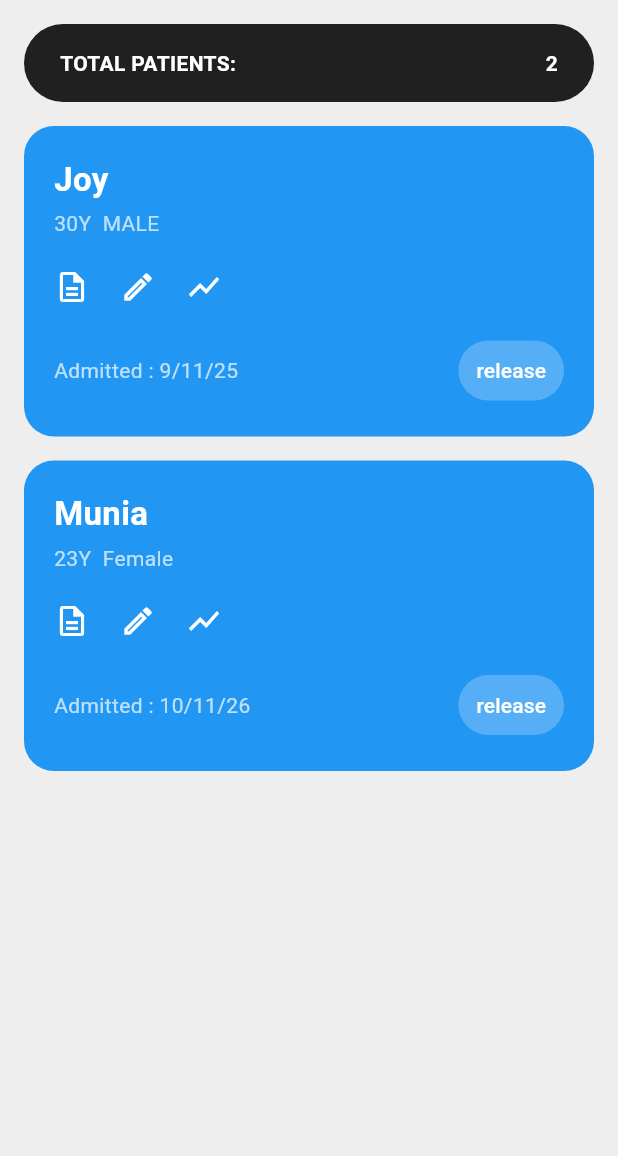
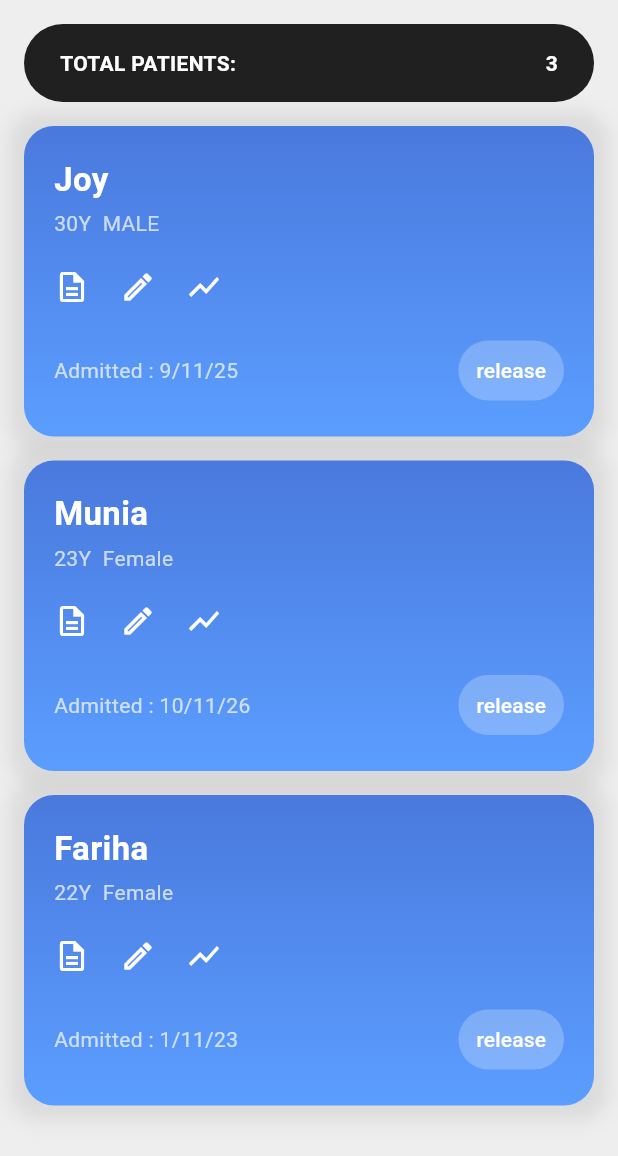
Before and after one commit to RaiyanKhan1/HospiTech, a Flutter app: the PatientListScreen screen opened directly, on a phone screen of 412 x 824 dp. Shown: the top 1156 px of the screen. Run offline on Flutter 3.47's test engine with Material 3 defaults, Android fonts, the light colour scheme and no system bars.

Commit message:
PatientList and PatientCard

```diff
--- a/lib/Patient_Details/PatientCard.dart
+++ b/lib/Patient_Details/PatientCard.dart
@@ -22,8 +22,23 @@ class PatientCard extends StatelessWidget {
       margin: const EdgeInsets.only(bottom: 16),
       padding: const EdgeInsets.all(20),
       decoration: BoxDecoration(
-        color: Colors.blue,
+        gradient: LinearGradient(
+          begin: Alignment.bottomCenter,
+          end: Alignment.topCenter,
+          colors: [
+
+            Color(0xFF5B9EFF),
+            Color(0xFF4A79DD),
+          ],
+        ),
         borderRadius: BorderRadius.circular(20),
+        boxShadow: [
+          BoxShadow(
+            color: Colors.black.withAlpha(20),
+            blurRadius: 10,
+            spreadRadius: 10,
+          ),
+        ],
       ),
       child: Column(
         crossAxisAlignment: CrossAxisAlignment.start,
--- a/lib/Patient_Details/Patient_List.dart
+++ b/lib/Patient_Details/Patient_List.dart
@@ -1,37 +1,50 @@
 import 'package:flutter/material.dart';
 import 'PatientCard.dart';
-
+class Patient {
+  String name;
+  int age;
+  String gender;
+  String admittedDate;
+  Patient({
+    required this.name,
+    required this.age,
+    required this.gender,
+    required this.admittedDate,
+  });
+}
 class PatientListScreen extends StatefulWidget {
   const PatientListScreen({super.key});
 
   @override
   State<PatientListScreen> createState() => _PatientListScreenState();
 }
-
 class _PatientListScreenState extends State<PatientListScreen> {
-  final List<Map<String, dynamic>> patients = [
-    {
-      'name': 'Joy',
-      'age': 30,
-      'gender': 'MALE',
-      'admittedDate': '9/11/25',
-    },
-    {
-      'name': 'Munia',
-      'age': 23,
-      'gender': 'Female',
-      'admittedDate': '10/11/26',
-    },
+  List<Patient> patients = [
+    Patient(
+      name: 'Joy',
+      age: 30,
+      gender: 'MALE',
+      admittedDate: '9/11/25',
+    ),
+    Patient(
+      name: 'Munia',
+      age: 23,
+      gender: 'Female',
+      admittedDate: '10/11/26',
+    ),
+    Patient(
+        name: 'Fariha',
+        age: 22,
+        gender: 'Female',
+        admittedDate:'1/11/23')
   ];
 
   int get totalPatients => patients.length;
-
   void releasePatient(int index) {
     setState(() {
       patients.removeAt(index);
     });
   }
-
   @override
   Widget build(BuildContext context) {
     return Scaffold(
@@ -74,10 +87,10 @@ class _PatientListScreenState extends State<PatientListScreen> {
                 itemBuilder: (context, index) {
                   final patient = patients[index];
                   return PatientCard(
-                    name: patient['name'],
-                    age: patient['age'],
-                    gender: patient['gender'],
-                    admittedDate: patient['admittedDate'],
+                    name: patient.name,
+                    age: patient.age,
+                    gender: patient.gender,
+                    admittedDate: patient.admittedDate,
                     onRelease: () => releasePatient(index),
                   );
                 },
```
